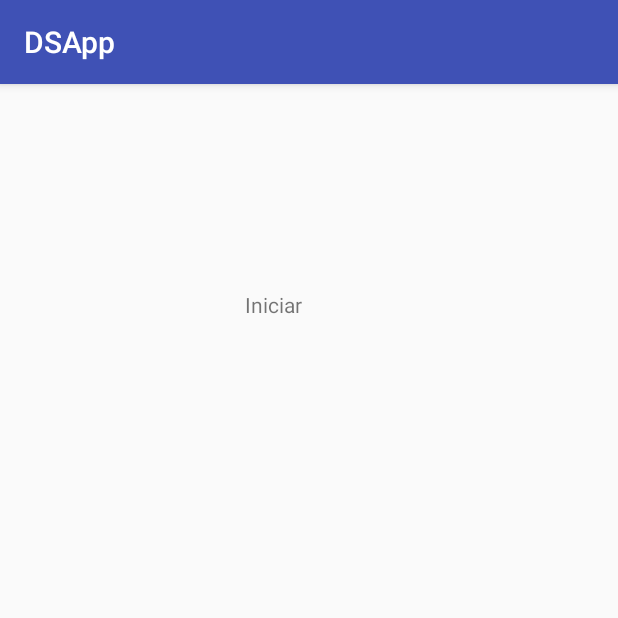
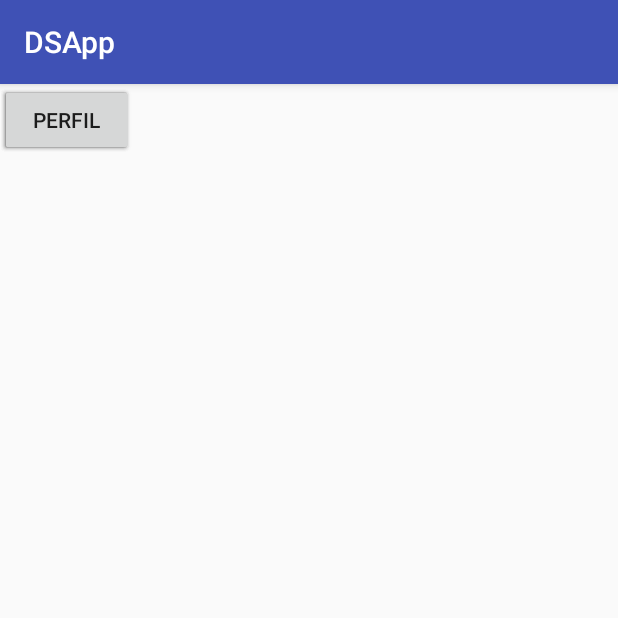
Before and after one commit to JaMateuC/DSA_Android, an Android app: the IniciarSesion screen opened directly, with no data from a screen before it, on a phone screen of 412 x 824 dp, the top half of it. Run offline under Robolectric (Android 15) with nearby library versions, the phone set to English and light mode, and no system bars; 1 statement that could not run was skipped.

Commit message:
funcionaaa 1 :D
-registrarse dummy
-loggin dummy
-perfil
-sahredpreferences

```diff
--- a/app/src/main/java/eetac/dsa/activity/IniciarSesion.java
+++ b/app/src/main/java/eetac/dsa/activity/IniciarSesion.java
@@ -1,17 +1,60 @@
 package eetac.dsa.activity;
 
 
+import android.content.Intent;
 import android.os.Bundle;
 import android.support.v7.app.AppCompatActivity;
+import android.view.View;
+import android.widget.Button;
+import android.widget.TextView;
 
 import eetac.dsa.R;
+import eetac.dsa.model.Usuario;
 
 public class IniciarSesion extends AppCompatActivity
 {
+
+
+    Button perfil;
+    Button partidas;
+    Button ranking;
+    Button logout;
+    Usuario user;
     @Override
     protected void onCreate(Bundle savedInstanceState)
     {
         super.onCreate(savedInstanceState);
         setContentView(R.layout.activity_iniciar_sesion);
+
+        Bundle intentdata = getIntent().getExtras();
+        user = (Usuario)intentdata.getSerializable("usuario");
+
+
+        perfil = (Button) findViewById(R.id.Perfil);
+        perfil.setOnClickListener(new View.OnClickListener() {
+            @Override
+            public void onClick(View view) {
+                Intent intent= new Intent(view.getContext(), Perfil.class);
+                intent.putExtra("usuario", user);
+                startActivityForResult(intent, 2);
+
+            }
+        });
+
+        logout = (Button) findViewById(R.id.Logout);
+        logout.setOnClickListener(new View.OnClickListener() {
+            @Override
+            public void onClick(View view) {
+                finish();
+
+            }
+        });
+
+
+
+
+
+
+
     }
 }
--- a/app/src/main/java/eetac/dsa/model/Testeo.java
+++ b/app/src/main/java/eetac/dsa/model/Testeo.java
@@ -1,9 +1,11 @@
 package eetac.dsa.model;
 
+import com.google.gson.annotations.Expose;
 import com.google.gson.annotations.SerializedName;
 
 public class Testeo
 {
+    @Expose
     @SerializedName("value")
     private String value;
 
@@ -12,4 +14,7 @@ public class Testeo
     public String getValue() { return value; }
 
     public void setValue(String value) { this.value = value; }
+
+    public Testeo() {
+    }
 }
--- a/app/src/main/res/layout/activity_iniciar_sesion.xml
+++ b/app/src/main/res/layout/activity_iniciar_sesion.xml
@@ -10,9 +10,41 @@
         android:id="@+id/textView2"
         android:layout_width="wrap_content"
         android:layout_height="wrap_content"
-        android:layout_marginStart="163dp"
-        android:layout_marginTop="137dp"
+        android:layout_marginStart="16dp"
+        android:layout_marginTop="16dp"
         android:text="Iniciar"
         app:layout_constraintStart_toStartOf="parent"
         app:layout_constraintTop_toTopOf="parent" />
+
+    <Button
+        android:id="@+id/Partidas"
+        android:layout_width="wrap_content"
+        android:layout_height="wrap_content"
+        android:text="Partidas"
+        tools:layout_editor_absoluteX="127dp"
+        tools:layout_editor_absoluteY="151dp" />
+
+    <Button
+        android:id="@+id/Ranking"
+        android:layout_width="wrap_content"
+        android:layout_height="wrap_content"
+        android:text="Ranking"
+        tools:layout_editor_absoluteX="127dp"
+        tools:layout_editor_absoluteY="231dp" />
+
+    <Button
+        android:id="@+id/Logout"
+        android:layout_width="wrap_content"
+        android:layout_height="wrap_content"
+        android:text="Logout"
+        tools:layout_editor_absoluteX="127dp"
+        tools:layout_editor_absoluteY="309dp" />
+
+    <Button
+        android:id="@+id/Perfil"
+        android:layout_width="wrap_content"
+        android:layout_height="wrap_content"
+        android:text="Perfil"
+        tools:layout_editor_absoluteX="127dp"
+        tools:layout_editor_absoluteY="69dp" />
 </android.support.constraint.ConstraintLayout>
```
Also changed, not shown: app/src/main/AndroidManifest.xml (+8 -0 lines), app/src/main/java/eetac/dsa/activity/Main.java (+44 -34 lines), app/src/main/java/eetac/dsa/activity/Perfil.java (added, +41 -0 lines), app/src/main/java/eetac/dsa/activity/Registrar.java (+52 -3 lines), app/src/main/java/eetac/dsa/model/Usuario.java (+28 -1 lines), app/src/main/java/eetac/dsa/rest/APIservice.java (+12 -1 lines), app/src/main/res/layout/activity_perfil.xml (added, +84 -0 lines).
